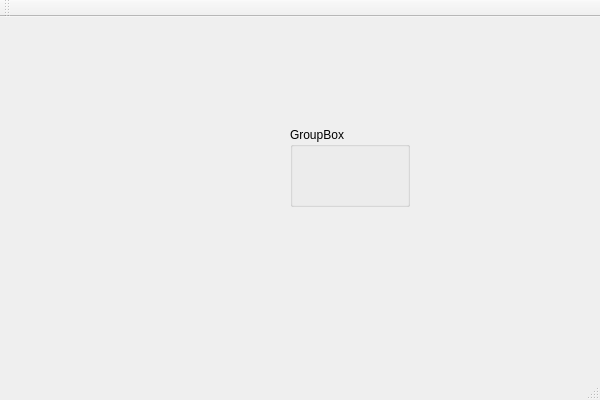
The window that Rutas/main/SimulationView.ui (AndresMora04/Rutas) describes before a commit, drawn with Qt 5.
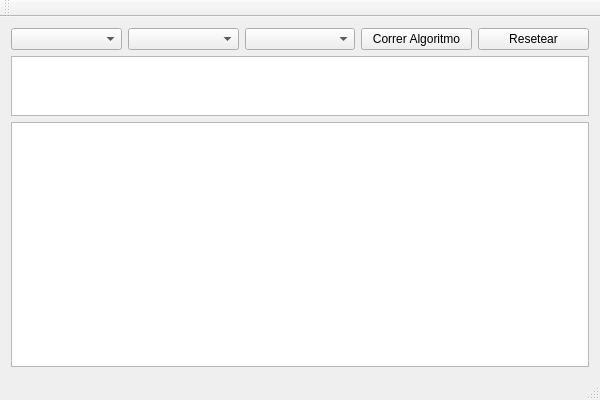
The same window after the commit.

Diff of the .ui file:
```diff
--- a/Rutas/main/SimulationView.ui
+++ b/Rutas/main/SimulationView.ui
@@ -14,19 +14,48 @@
    <string>SimulationView</string>
   </property>
   <widget class="QWidget" name="centralWidget">
-   <widget class="QGroupBox" name="groupBox">
-    <property name="geometry">
-     <rect>
-      <x>290</x>
-      <y>110</y>
-      <width>120</width>
-      <height>80</height>
-     </rect>
-    </property>
-    <property name="title">
-     <string>GroupBox</string>
-    </property>
-   </widget>
+   <layout class="QVBoxLayout" name="verticalLayout">
+    <item>
+     <layout class="QHBoxLayout" name="horizontalLayout">
+      <item>
+       <widget class="QComboBox" name="cBoxAlgorithm"/>
+      </item>
+      <item>
+       <widget class="QComboBox" name="cBoxStartStation"/>
+      </item>
+      <item>
+       <widget class="QComboBox" name="cBoxEndStation"/>
+      </item>
+      <item>
+       <widget class="QPushButton" name="btnRunAlgorithm">
+        <property name="text">
+         <string>Correr Algoritmo</string>
+        </property>
+       </widget>
+      </item>
+      <item>
+       <widget class="QPushButton" name="btnReset">
+        <property name="text">
+         <string>Resetear</string>
+        </property>
+       </widget>
+      </item>
+     </layout>
+    </item>
+    <item>
+     <widget class="QTextEdit" name="txtOutput">
+      <property name="maximumSize">
+       <size>
+        <width>16777215</width>
+        <height>60</height>
+       </size>
+      </property>
+     </widget>
+    </item>
+    <item>
+     <widget class="QGraphicsView" name="graphicsSimulation"/>
+    </item>
+   </layout>
   </widget>
   <widget class="QMenuBar" name="menuBar">
    <property name="geometry">
```
